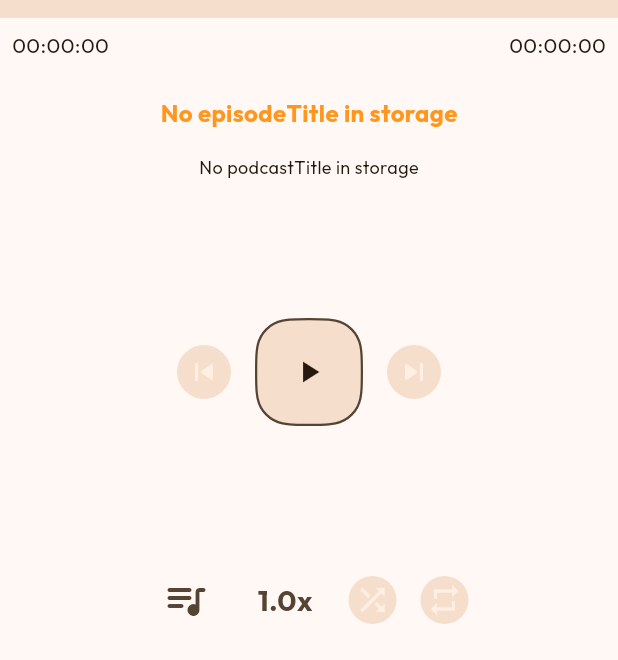
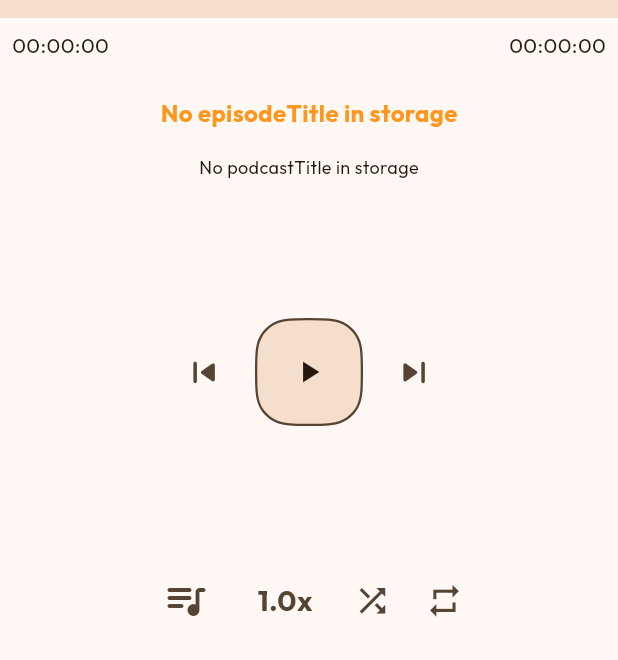
Before and after one commit to Sn8z/Poddr, a Flutter app: the PlayerView screen opened by its route, on a phone screen of 412 x 824 dp, the part 576-1236 px from its top. Run offline on Flutter 3.47's test engine with Material 3 defaults, Android fonts, the phone set to English and light mode, and no system bars; our stand-ins replace audio_service, drift, drift_flutter, go_router, google_fonts, shared_preferences; missing offline and left inert: audio_session, media_kit; accounts and stored records are empty; generated files the repository leaves out were written again; network calls fail; statements that could not run were skipped.

Commit message:
minor button changes

```diff
--- a/lib/ui/components/audio/large_player.dart
+++ b/lib/ui/components/audio/large_player.dart
@@ -61,7 +61,7 @@ class LargePlayer extends StatelessWidget {
                         ),
                       ),
                       ShuffleButton(
-                        size: 28,
+                        size: 36,
                       ),
                       gapW8,
                       const PreviousButton(
@@ -77,7 +77,7 @@ class LargePlayer extends StatelessWidget {
                       ),
                       gapW8,
                       RepeatButton(
-                        size: 28,
+                        size: 36,
                       ),
                       Expanded(
                         flex: 2,
--- a/lib/ui/components/audio/skip_button.dart
+++ b/lib/ui/components/audio/next_button.dart
@@ -27,21 +27,13 @@ class SkipButton extends StatelessWidget {
           child: Stack(
             alignment: Alignment.center,
             children: [
-              Positioned.fill(
-                child: Container(
-                  decoration: BoxDecoration(
-                    color:
-                        Theme.of(context).colorScheme.surfaceContainerHighest,
-                    shape: BoxShape.circle,
-                  ),
-                ),
-              ),
               Center(
                 child: Icon(
                   Icons.skip_next_rounded,
+                  size: size * 0.8,
                   color: canGoNext
-                      ? Theme.of(context).colorScheme.onSurface
-                      : Theme.of(context).colorScheme.onInverseSurface,
+                      ? Theme.of(context).colorScheme.primary
+                      : Theme.of(context).colorScheme.onSurfaceVariant,
                 ),
               ),
             ],
--- a/lib/ui/components/audio/prev_button.dart
+++ b/lib/ui/components/audio/prev_button.dart
@@ -28,21 +28,13 @@ class PreviousButton extends StatelessWidget {
           child: Stack(
             alignment: Alignment.center,
             children: [
-              Positioned.fill(
-                child: Container(
-                  decoration: BoxDecoration(
-                    color:
-                        Theme.of(context).colorScheme.surfaceContainerHighest,
-                    shape: BoxShape.circle,
-                  ),
-                ),
-              ),
               Center(
                 child: Icon(
                   Icons.skip_previous_rounded,
+                  size: size * 0.8,
                   color: canGoPrevious
-                      ? Theme.of(context).colorScheme.onSurface
-                      : Theme.of(context).colorScheme.onInverseSurface,
+                      ? Theme.of(context).colorScheme.primary
+                      : Theme.of(context).colorScheme.onSurfaceVariant,
                 ),
               ),
             ],
--- a/lib/ui/components/audio/repeat_button.dart
+++ b/lib/ui/components/audio/repeat_button.dart
@@ -34,7 +34,7 @@ class RepeatButton extends StatelessWidget {
 
     final color = repeatMode != AudioServiceRepeatMode.none
         ? Theme.of(context).colorScheme.primary
-        : Theme.of(context).colorScheme.onInverseSurface;
+        : Theme.of(context).colorScheme.onSurfaceVariant;
 
     return MouseRegion(
       cursor: SystemMouseCursors.click,
@@ -47,18 +47,10 @@ class RepeatButton extends StatelessWidget {
           child: Stack(
             alignment: Alignment.center,
             children: [
-              Positioned.fill(
-                child: Container(
-                  decoration: BoxDecoration(
-                    color:
-                        Theme.of(context).colorScheme.surfaceContainerHighest,
-                    shape: BoxShape.circle,
-                  ),
-                ),
-              ),
               Center(
                 child: Icon(
                   icon,
+                  size: size * 0.8,
                   color: color,
                 ),
               ),
--- a/lib/ui/components/audio/shuffle_button.dart
+++ b/lib/ui/components/audio/shuffle_button.dart
@@ -19,7 +19,7 @@ class ShuffleButton extends StatelessWidget {
 
     final color = isShuffling
         ? Theme.of(context).colorScheme.primary
-        : Theme.of(context).colorScheme.onInverseSurface;
+        : Theme.of(context).colorScheme.onSurfaceVariant;
 
     return MouseRegion(
       cursor: SystemMouseCursors.click,
@@ -32,18 +32,10 @@ class ShuffleButton extends StatelessWidget {
           child: Stack(
             alignment: Alignment.center,
             children: [
-              Positioned.fill(
-                child: Container(
-                  decoration: BoxDecoration(
-                    color:
-                        Theme.of(context).colorScheme.surfaceContainerHighest,
-                    shape: BoxShape.circle,
-                  ),
-                ),
-              ),
               Center(
                 child: Icon(
                   icon,
+                  size: size * 0.8,
                   color: color,
                 ),
               ),
--- a/lib/ui/views/player/player.dart
+++ b/lib/ui/views/player/player.dart
@@ -10,7 +10,7 @@ import 'package:poddr/ui/components/audio/progress_slider.dart';
 import 'package:poddr/ui/components/audio/queue_button.dart';
 import 'package:poddr/ui/components/audio/repeat_button.dart';
 import 'package:poddr/ui/components/audio/shuffle_button.dart';
-import 'package:poddr/ui/components/audio/skip_button.dart';
+import 'package:poddr/ui/components/audio/next_button.dart';
 import 'package:poddr/ui/components/audio/speed_button.dart';
 import 'package:poddr/ui/utils/gaps.dart';
 
```
